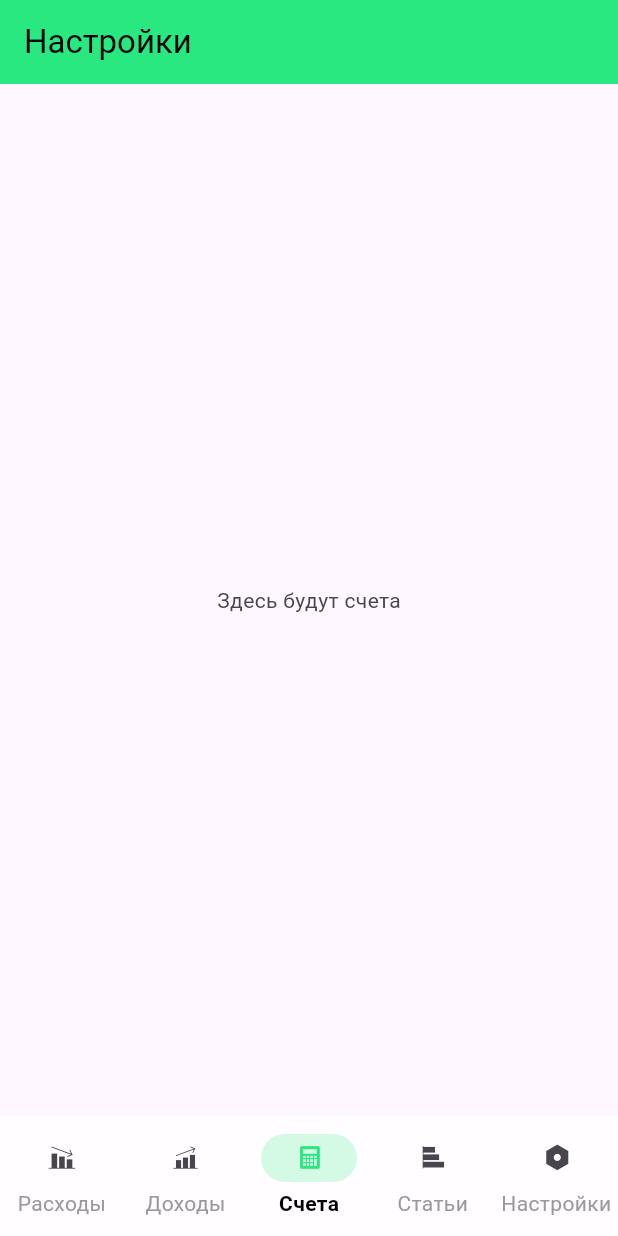
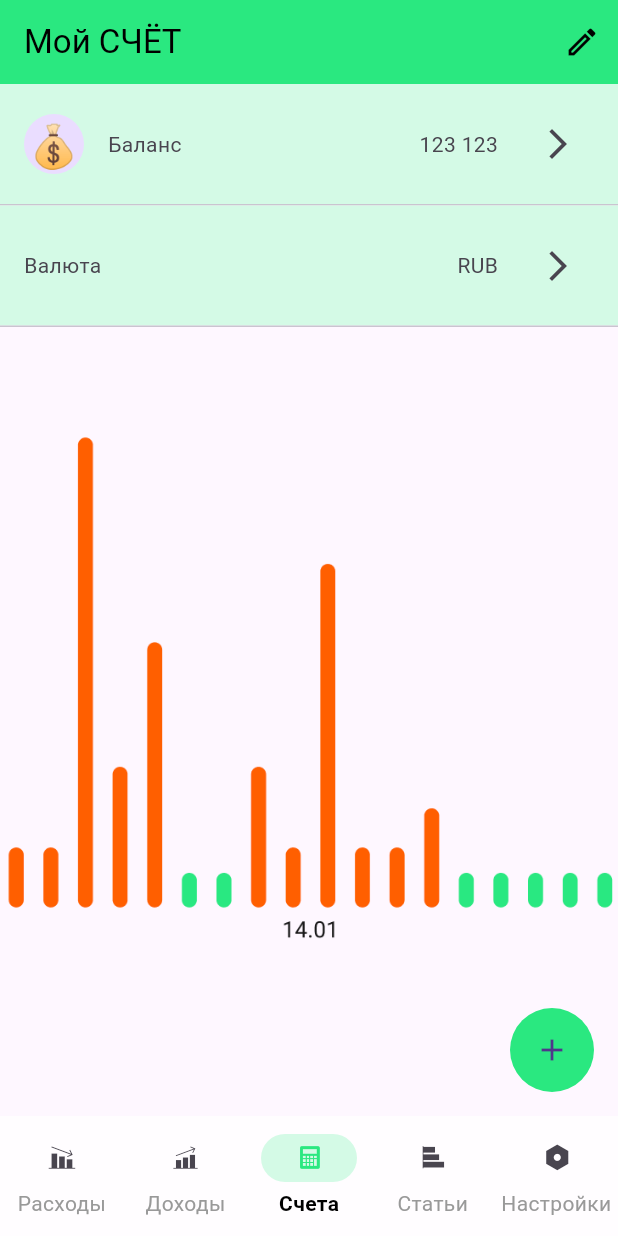
Before and after one commit to pablobagdal/CoinsIO, a Flutter app: the screen it shows after launch, item 3 of the bottom bar chosen, on a phone screen of 412 x 824 dp. Run offline on Flutter 3.47's test engine with Material 3 defaults, Android fonts, the phone set to English and light mode, and no system bars; our stand-ins replace flutter_bloc, freezed_annotation, go_router; generated files the repository leaves out were written again.

Commit message:
add account bloc and update account page

```diff
--- /dev/null
+++ b/lib/domain/usecases/accounts/get_account_usecase.dart
@@ -0,0 +1,11 @@
+import 'package:coinio_app/domain/models/account/account.dart';
+import 'package:coinio_app/domain/repositories/account_repository.dart';
+
+class GetAccountUsecase {
+  final AccountRepository accountRepository;
+
+  GetAccountUsecase({required this.accountRepository});
+
+  Future<Account> call(int id) async =>
+      await accountRepository.getAccount(id: id);
+}
--- /dev/null
+++ b/lib/ui/blocs/accounts_bloc/account_bloc.dart
@@ -0,0 +1,26 @@
+import 'package:coinio_app/domain/models/account/account.dart';
+import 'package:coinio_app/domain/usecases/accounts/get_account_usecase.dart';
+import 'package:coinio_app/ui/blocs/accounts_bloc/account_event.dart';
+import 'package:coinio_app/ui/blocs/accounts_bloc/account_state.dart';
+import 'package:flutter_bloc/flutter_bloc.dart';
+
+class AccountBloc extends Bloc<AccountEvent, AccountState> {
+  final GetAccountUsecase getAccountUsecase;
+
+  AccountBloc({required this.getAccountUsecase})
+    : super(
+        AccountLoading(
+          account: Account(
+            id: 123,
+            userId: 1,
+            name: 'Мой СЧËТ',
+            balance: '1233',
+            currency: 'RUB',
+            createdAt: DateTime.now(),
+            updatedAt: DateTime.now(),
+          ),
+        ),
+      ) {
+    // on<someEvent>(someMethod);
+  }
+}
--- /dev/null
+++ b/lib/ui/blocs/accounts_bloc/account_event.dart
@@ -0,0 +1,7 @@
+abstract class AccountEvent {}
+
+class ChangeAccount extends AccountEvent {}
+
+class UpdateAccountCurrency extends AccountEvent {}
+
+class UpdateAccountName extends AccountEvent {}
--- /dev/null
+++ b/lib/ui/blocs/accounts_bloc/account_state.dart
@@ -0,0 +1,19 @@
+import 'package:coinio_app/domain/models/account/account.dart';
+
+abstract class AccountState {
+  final Account account;
+
+  AccountState({required this.account});
+}
+
+class AccountLoading extends AccountState {
+  AccountLoading({required super.account});
+}
+
+class AccountLoaded extends AccountState {
+  AccountLoaded({required super.account});
+}
+
+class AccountError extends AccountState {
+  AccountError({required super.account});
+}
--- /dev/null
+++ b/lib/ui/pages/accounts/account_change_balance.dart
@@ -0,0 +1,10 @@
+import 'package:flutter/material.dart';
+
+class AccountChangeBalance extends StatelessWidget {
+  const AccountChangeBalance({super.key});
+
+  @override
+  Widget build(BuildContext context) {
+    return const Placeholder();
+  }
+}
--- /dev/null
+++ b/lib/ui/pages/accounts/accounts_page.dart
@@ -0,0 +1,120 @@
+import 'package:coinio_app/core/themes/colors.dart';
+import 'package:coinio_app/data/repositories/mock_account_repository.dart';
+import 'package:coinio_app/domain/usecases/accounts/get_account_usecase.dart';
+import 'package:coinio_app/ui/blocs/accounts_bloc/account_bloc.dart';
+import 'package:coinio_app/ui/blocs/accounts_bloc/account_state.dart';
+import 'package:flutter/material.dart';
+import 'package:flutter_bloc/flutter_bloc.dart';
+import 'package:go_router/go_router.dart';
+
+class AccountsPage extends StatelessWidget {
+  const AccountsPage({super.key});
+
+  @override
+  Widget build(final BuildContext context) => BlocProvider(
+    create:
+        (final context) => AccountBloc(
+          getAccountUsecase: GetAccountUsecase(
+            accountRepository: MockAccountRepository(),
+          ),
+        ),
+    child: _AccountPageView(),
+  );
+}
+
+class _AccountPageView extends StatelessWidget {
+  @override
+  Widget build(final BuildContext context) => Scaffold(
+    appBar: AppBar(
+      title: BlocBuilder<AccountBloc, AccountState>(
+        builder: (final context, final state) {
+          if (state is AccountError) {
+            return const Text('Ваш счёт');
+          }
+
+          if (state is AccountLoading) {
+            return Text(state.account.name);
+          }
+
+          if (state is AccountLoaded) {
+            return Text(state.account.name);
+          }
+
+          return const Text('Error name');
+        },
+      ),
+      actions: [
+        IconButton(
+          onPressed: () {
+            context.go('/accounts/balance');
+          },
+          icon: const Icon(Icons.mode_edit_outlined),
+        ),
+      ],
+    ),
+    body: Column(
+      children: [
+        _accountBalanceRow(),
+        Divider(height: 1),
+        _accountCurrencyRow(),
+        Divider(height: 1),
+        _accountGraphicView(context),
+      ],
+    ),
+    floatingActionButton: FloatingActionButton(
+      onPressed: () {
+        // TODO: переход к созданию чего-то
+      },
+      child: const Icon(Icons.add),
+    ),
+  );
+
+  Widget _accountBalanceRow() => Container(
+    padding: EdgeInsets.all(16.0),
+    decoration: BoxDecoration(color: AppColors.greenlight1),
+    child: Row(
+      mainAxisAlignment: MainAxisAlignment.spaceBetween,
+      children: [
+        Row(
+          spacing: 16.0,
+          children: [
+            CircleAvatar(child: Text('💰', style: TextStyle(fontSize: 28))),
+            Text('Баланс'),
+          ],
+        ),
+        Row(
+          spacing: 16.0,
+          children: [
+            Text('123 123'),
+            IconButton(icon: Icon(Icons.arrow_forward_ios), onPressed: () {}),
+          ],
+        ),
+      ],
+    ),
+  );
+  Widget _accountCurrencyRow() => Container(
+    padding: EdgeInsets.all(16.0),
+    decoration: BoxDecoration(color: AppColors.greenlight1),
+    child: Row(
+      mainAxisAlignment: MainAxisAlignment.spaceBetween,
+      children: [
+        Row(spacing: 16.0, children: [Text('Валюта')]),
+        Row(
+          spacing: 16.0,
+          children: [
+            Text('RUB'),
+            IconButton(icon: Icon(Icons.arrow_forward_ios), onPressed: () {}),
+          ],
+        ),
+      ],
+    ),
+  );
+
+  Widget _accountGraphicView(final BuildContext context) => Center(
+    child: Image.asset(
+      'assets/temp_graphic.png',
+      fit: BoxFit.cover,
+      height: MediaQuery.of(context).size.height * 0.5,
+    ),
+  );
+}
--- /dev/null
+++ b/lib/ui/pages/accounts/currency_bottom_sheet.dart
@@ -0,0 +1,10 @@
+import 'package:flutter/material.dart';
+
+class CurrencyBottomSheet extends StatelessWidget {
+  const CurrencyBottomSheet({super.key});
+
+  @override
+  Widget build(BuildContext context) {
+    return const Placeholder();
+  }
+}
--- a/lib/ui/pages/accounts_page.dart
+++ /dev/null
@@ -1,13 +0,0 @@
-import 'package:flutter/material.dart';
-
-class AccountsPage extends StatelessWidget {
-  const AccountsPage({super.key});
-
-  @override
-  Widget build(BuildContext context) {
-    return Scaffold(
-      appBar: AppBar(title: const Text('Настройки')),
-      body: const Center(child: Text('Здесь будут счета')),
-    );
-  }
-}
--- a/lib/ui/pages/categories_page.dart
+++ b/lib/ui/pages/categories_page.dart
@@ -6,7 +6,7 @@ class CategoriesPage extends StatelessWidget {
   @override
   Widget build(BuildContext context) {
     return Scaffold(
-      appBar: AppBar(title: const Text('Настройки')),
+      appBar: AppBar(title: const Text('Категории')),
       body: const Center(child: Text('Здесь будут категории')),
     );
   }
--- a/lib/ui/pages/transactions/transactions_history_page.dart
+++ b/lib/ui/pages/transactions/transactions_history_page.dart
@@ -16,8 +16,8 @@ class TransactionsHistoryPage extends StatelessWidget {
   @override
   Widget build(final BuildContext context) {
     final now = DateTime.now();
-    final startDate = DateTime(now.year, now.month - 1, now.day);
-    final endDate = DateTime(now.year, now.month, now.day, 23, 59, 59);
+    final DateTime startDate = DateTime(now.year, now.month - 1, now.day);
+    final DateTime endDate = DateTime(now.year, now.month, now.day, 23, 59, 59);
 
     return BlocProvider(
       create:
--- a/lib/ui/router.dart
+++ b/lib/ui/router.dart
@@ -1,5 +1,6 @@
 import 'package:coinio_app/core/fonts/my_icons.dart';
-import 'package:coinio_app/ui/pages/accounts_page.dart';
+import 'package:coinio_app/ui/pages/accounts/account_change_balance.dart';
+import 'package:coinio_app/ui/pages/accounts/accounts_page.dart';
 import 'package:coinio_app/ui/pages/categories_page.dart';
 import 'package:coinio_app/ui/pages/settings_page.dart';
 import 'package:coinio_app/ui/pages/transactions/transactions_history_page.dart';
@@ -89,6 +90,14 @@ final GoRouter router = GoRouter(
             GoRoute(
               path: '/accounts',
               builder: (final context, final state) => const AccountsPage(),
+              routes: [
+                GoRoute(
+                  path: 'balance',
+                  builder:
+                      (final context, final state) =>
+                          const AccountChangeBalance(),
+                ),
+              ],
             ),
           ],
         ),
--- a/pubspec.yaml
+++ b/pubspec.yaml
@@ -66,7 +66,8 @@ flutter:
   uses-material-design: true
 
   # To add assets to your application, add an assets section, like this:
-  # assets:
+  assets:
+      - assets/temp_graphic.png
   #   - images/a_dot_ham.jpeg
 
   # An image asset can refer to one or more resolution-specific "variants", see
```
Also changed, not shown: assets/temp_graphic.png (added).
